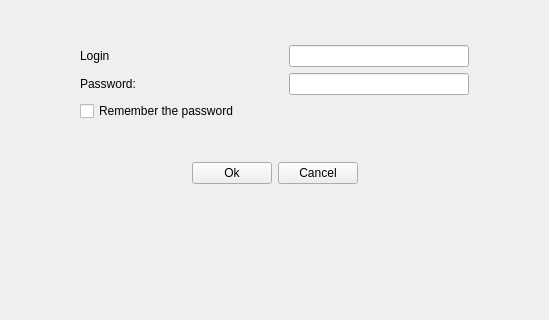
Qt form client/ultimate/mainwindow.ui (alphaonex86/CatchChallenger) before a commit; both pictures show x 126 to 675 and y 186 to 506 of the 800 by 600 pixel window.
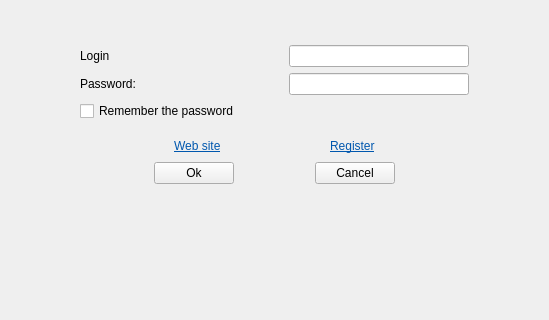
The same form after that commit. The open tabs and pages were chosen to show the change. Icons and pictures are not drawn.

Patch:
```diff
--- a/client/ultimate/mainwindow.ui
+++ b/client/ultimate/mainwindow.ui
@@ -927,7 +927,78 @@
                  </spacer>
                 </item>
                 <item>
-                 <layout class="QHBoxLayout" name="horizontalLayout_login_4">
+                 <layout class="QHBoxLayout" name="horizontalLayout_10">
+                  <item>
+                   <spacer name="horizontalSpacer_login_5">
+                    <property name="orientation">
+                     <enum>Qt::Horizontal</enum>
+                    </property>
+                    <property name="sizeHint" stdset="0">
+                     <size>
+                      <width>40</width>
+                      <height>20</height>
+                     </size>
+                    </property>
+                   </spacer>
+                  </item>
+                  <item>
+                   <widget class="QLabel" name="label_login_website">
+                    <property name="styleSheet">
+                     <string notr="true">background-image: url(:/images/light-white.png);
+padding: 0 5px;</string>
+                    </property>
+                    <property name="text">
+                     <string>&lt;a href=&quot;http://catchchallenger.first-world.info/&quot;&gt;&lt;span style=&quot;text-decoration:underline;color:#0057ae;&quot;&gt;Web site&lt;/span&gt;&lt;/a&gt;</string>
+                    </property>
+                    <property name="openExternalLinks">
+                     <bool>true</bool>
+                    </property>
+                   </widget>
+                  </item>
+                  <item>
+                   <spacer name="horizontalSpacer_website">
+                    <property name="orientation">
+                     <enum>Qt::Horizontal</enum>
+                    </property>
+                    <property name="sizeHint" stdset="0">
+                     <size>
+                      <width>40</width>
+                      <height>20</height>
+                     </size>
+                    </property>
+                   </spacer>
+                  </item>
+                  <item>
+                   <widget class="QLabel" name="label_login_register">
+                    <property name="styleSheet">
+                     <string notr="true">background-image: url(:/images/light-white.png);
+padding: 0 5px;</string>
+                    </property>
+                    <property name="text">
+                     <string>&lt;a href=&quot;http://catchchallenger.first-world.info/register.html&quot;&gt;&lt;span style=&quot;text-decoration:underline;color:#0057ae;&quot;&gt;Register&lt;/span&gt;&lt;/a&gt;</string>
+                    </property>
+                    <property name="openExternalLinks">
+                     <bool>true</bool>
+                    </property>
+                   </widget>
+                  </item>
+                  <item>
+                   <spacer name="horizontalSpacer_register">
+                    <property name="orientation">
+                     <enum>Qt::Horizontal</enum>
+                    </property>
+                    <property name="sizeHint" stdset="0">
+                     <size>
+                      <width>40</width>
+                      <height>20</height>
+                     </size>
+                    </property>
+                   </spacer>
+                  </item>
+                 </layout>
+                </item>
+                <item>
+                 <layout class="QHBoxLayout" name="horizontalLayout_12">
                   <item>
                    <spacer name="horizontalSpacer_login_3">
                     <property name="orientation">
@@ -948,6 +1019,19 @@
                     </property>
                    </widget>
                   </item>
+                  <item>
+                   <spacer name="horizontalSpacer_13">
+                    <property name="orientation">
+                     <enum>Qt::Horizontal</enum>
+                    </property>
+                    <property name="sizeHint" stdset="0">
+                     <size>
+                      <width>40</width>
+                      <height>20</height>
+                     </size>
+                    </property>
+                   </spacer>
+                  </item>
                   <item>
                    <widget class="QPushButton" name="login_cancel">
                     <property name="text">
@@ -956,7 +1040,7 @@
                    </widget>
                   </item>
                   <item>
-                   <spacer name="horizontalSpacer_login_5">
+                   <spacer name="horizontalSpacer_14">
                     <property name="orientation">
                      <enum>Qt::Horizontal</enum>
                     </property>
```
Left out of the diff: 2 changed lines with no effect on the pictures.
